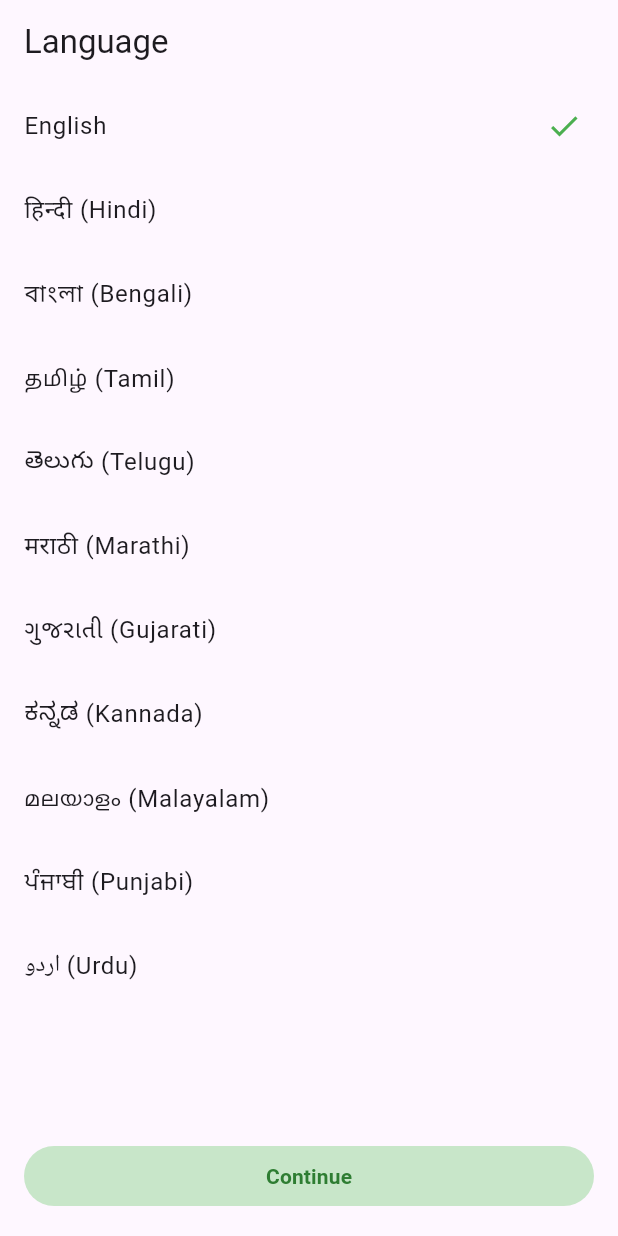
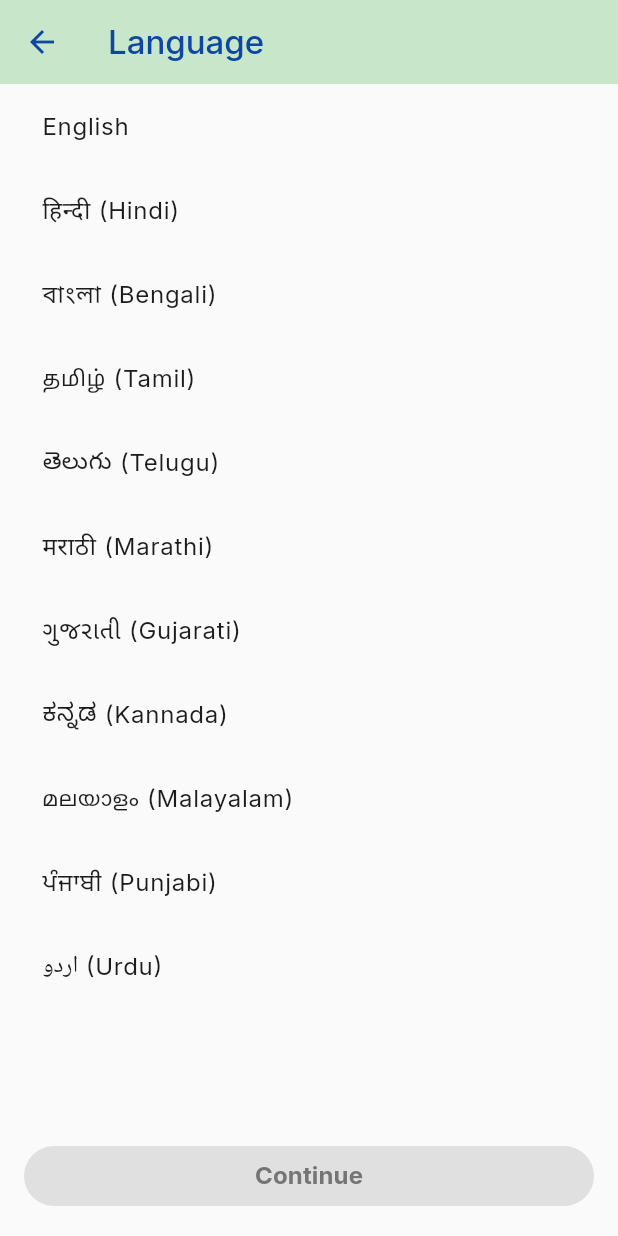
Before and after one commit to AbeerPanwar/guardwell, a Flutter app: the LanguageSelectionScreen screen opened directly, on a phone screen of 412 x 824 dp. Run offline on Flutter 3.47's test engine with Material 3 defaults, Android fonts, the phone set to English and light mode, and no system bars; our stand-ins replace easy_localization, equatable, flutter_bloc, flutter_contacts, flutter_dotenv, flutter_secure_storage and 7 more; accounts and stored records are empty.

Commit message:
fixed language setup bug

```diff
--- a/lib/data/datasources/auth_remote_datasource.dart
+++ b/lib/data/datasources/auth_remote_datasource.dart
@@ -27,7 +27,6 @@ class AuthRemoteDataSourceImpl implements AuthRemoteDataSource {
 
     if (response.statusCode == 200) {
       final data = json.decode(response.body);
-      print(data);
       return data["token"];
     } else {
       throw Exception('Login failed');
@@ -49,7 +48,6 @@ class AuthRemoteDataSourceImpl implements AuthRemoteDataSource {
 
     if (response.statusCode == 200 || response.statusCode == 201) {
       final data = json.decode(response.body);
-      print(data);
       return data["token"];
     } else {
       throw Exception('Registration failed');
--- a/lib/presentation/screens/setup_screens/setup_language_screen.dart
+++ b/lib/presentation/screens/setup_screens/setup_language_screen.dart
@@ -1,5 +1,6 @@
 import 'package:flutter/material.dart';
 import 'package:easy_localization/easy_localization.dart';
+import 'package:guardwell/main.dart';
 import 'package:shared_preferences/shared_preferences.dart';
 
 class LanguageSelectionScreen extends StatefulWidget {
@@ -8,22 +9,17 @@ class LanguageSelectionScreen extends StatefulWidget {
   const LanguageSelectionScreen({super.key, this.isFirstLaunch = false});
 
   @override
-  State<LanguageSelectionScreen> createState() => _LanguageSelectionScreenState();
+  State<LanguageSelectionScreen> createState() =>
+      _LanguageSelectionScreenState();
 }
 
 class _LanguageSelectionScreenState extends State<LanguageSelectionScreen> {
-  var _isSelected = false;
+  Locale? _selectedLocale;
 
-  Future<void> _selectLanguage(BuildContext context, Locale locale) async {
+  Future<void> _saveLanguage(Locale locale) async {
     await context.setLocale(locale);
     final prefs = await SharedPreferences.getInstance();
     await prefs.setBool('languageSelected', true);
-
-    if (widget.isFirstLaunch) {
-      _isSelected = true;
-    } else {
-      Navigator.pop(context); // from settings page
-    }
   }
 
   @override
@@ -43,31 +39,92 @@ class _LanguageSelectionScreenState extends State<LanguageSelectionScreen> {
     };
 
     return Scaffold(
-      appBar: widget.isFirstLaunch ? null : AppBar(title: Text('language'.tr())),
-      body: ListView(
+      appBar: widget.isFirstLaunch
+          ? AppBar(
+              title: Text('language'.tr()),
+              backgroundColor: Colors.green.shade100,
+            )
+          : AppBar(
+              title: Text(
+                'language'.tr(),
+                style: TextStyle(
+                  fontWeight: FontWeight.bold,
+                  color: Colors.black,
+                  fontSize: 20,
+                ),
+              ),
+              backgroundColor: Colors.transparent,
+              leadingWidth: 70,
+              leading: Padding(
+                padding: const EdgeInsets.only(left: 16),
+                child: Card(
+                  color: Colors.white,
+                  shape: RoundedRectangleBorder(
+                    borderRadius: BorderRadiusGeometry.all(Radius.circular(10)),
+                  ),
+                  elevation: 0.5,
+                  child: IconButton(
+                    icon: const Icon(
+                      Icons.arrow_back,
+                      color: Colors.black,
+                      size: 22,
+                    ),
+                    onPressed: () => Navigator.pop(context),
+                  ),
+                ),
+              ),
+            ),
+      body: Padding(
+        padding: const EdgeInsets.only(left: 12),
+        child: ListView(
           children: languages.entries.map((entry) {
+            final isSelected = _selectedLocale == entry.value;
             return ListTile(
-            title: Text(entry.key),
-            trailing: context.locale == entry.value
+              title: Text(
+                entry.key,
+                style: TextStyle(fontWeight: FontWeight.w400),
+              ),
+              trailing: isSelected
                   ? const Icon(Icons.check, color: Colors.green)
                   : null,
-            onTap: () => _selectLanguage(context, entry.value),
+              onTap: () {
+                setState(() {
+                  _selectedLocale = entry.value;
+                });
+              },
             );
           }).toList(),
         ),
-      bottomNavigationBar: widget.isFirstLaunch ? null : Container(
+      ),
+      bottomNavigationBar: Container(
         padding: const EdgeInsets.all(16),
         child: ElevatedButton(
           style: ButtonStyle(
-              backgroundColor: WidgetStatePropertyAll(Colors.green.shade100),
+            backgroundColor: WidgetStatePropertyAll(
+              _selectedLocale == null
+                  ? Colors.grey.shade300
+                  : Colors.green.shade100,
             ),
-            onPressed: !_isSelected
+          ),
+          onPressed: _selectedLocale == null
               ? null
-                : (){Navigator.pop(context);},
+              : () async {
+                  await _saveLanguage(_selectedLocale!);
+                  if (widget.isFirstLaunch) {
+                    Navigator.of(context).pushAndRemoveUntil(
+                      MaterialPageRoute(builder: (_) => const AppInitializer()),
+                      (route) => false,
+                    );
+                  } else {
+                    Navigator.pop(context); // from settings
+                  }
+                },
           child: Text(
             'Continue',
             style: TextStyle(
-                      color: Colors.green.shade800,
+              color: _selectedLocale == null
+                  ? Colors.grey.shade600
+                  : Colors.green.shade800,
               fontWeight: FontWeight.bold,
             ),
           ),
```
Also changed, not shown: lib/main.dart (+13 -4 lines), lib/presentation/screens/home_screen.dart (+1 -17 lines). Lines whose indentation alone changed are shown as unchanged.
